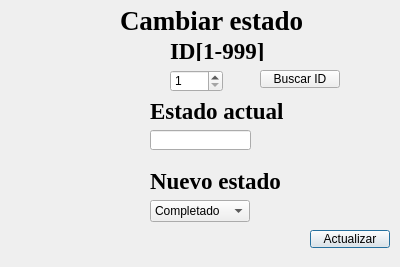
Qt form proyectoSolitario/cambiarpendiente.ui (dereck-anti-EPN/Proyecto-Programacion) before a commit.
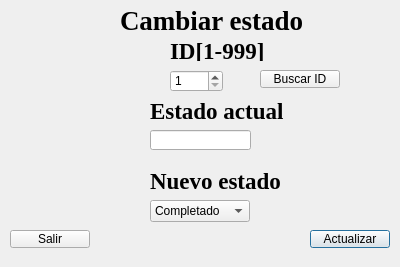
The same form after that commit. Icons and pictures are not drawn.

Diff of the .ui file:
```diff
--- a/proyectoSolitario/cambiarpendiente.ui
+++ b/proyectoSolitario/cambiarpendiente.ui
@@ -203,6 +203,22 @@
     <string>Estado actual</string>
    </property>
   </widget>
+  <widget class="QPushButton" name="botonSalir">
+   <property name="geometry">
+    <rect>
+     <x>10</x>
+     <y>230</y>
+     <width>80</width>
+     <height>18</height>
+    </rect>
+   </property>
+   <property name="cursor">
+    <cursorShape>PointingHandCursor</cursorShape>
+   </property>
+   <property name="text">
+    <string>Salir</string>
+   </property>
+  </widget>
  </widget>
  <resources/>
  <connections/>
```
